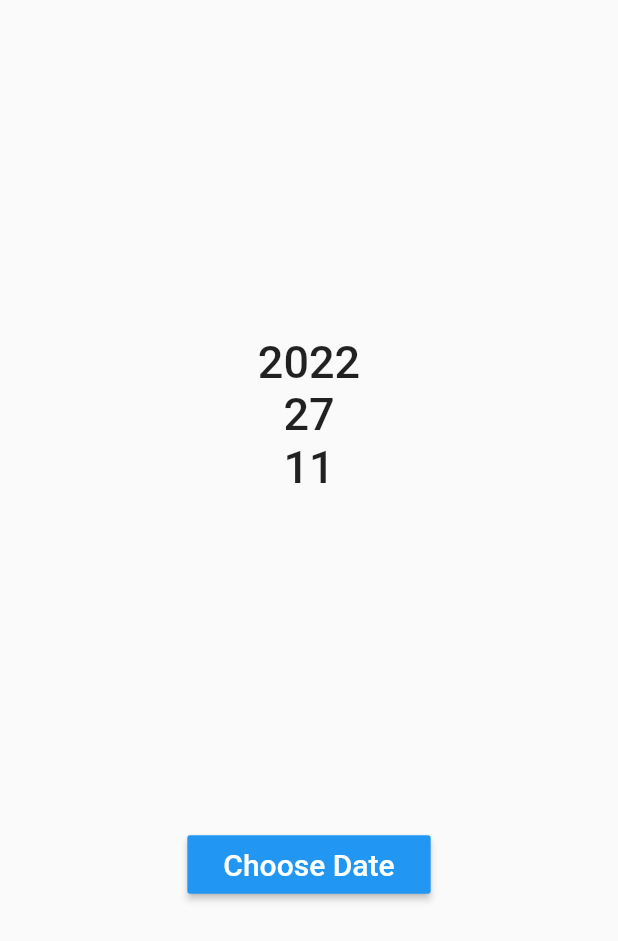
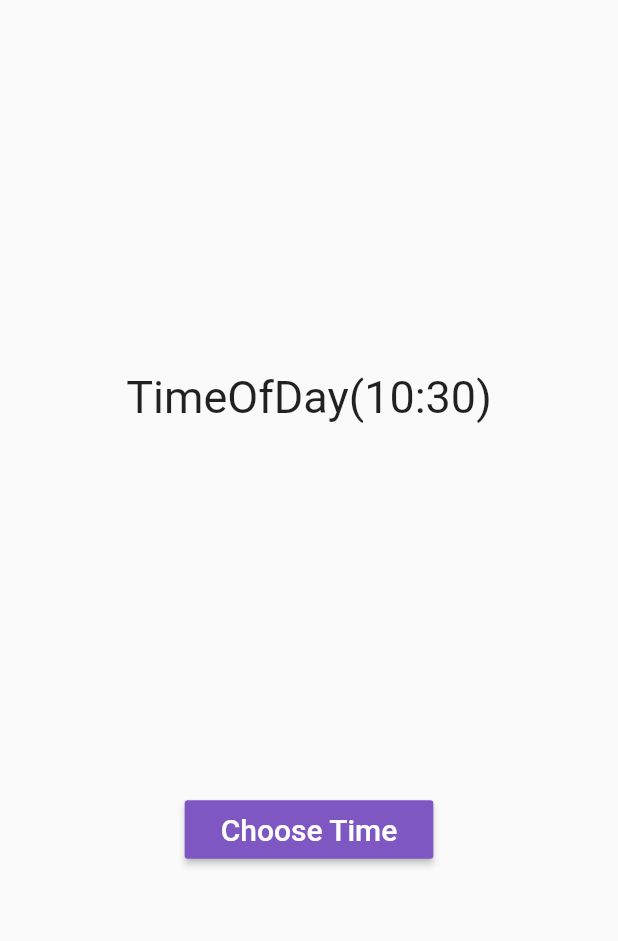
Before and after one commit to thanhlucvip2/flutter-widget-tutorial, a Flutter app: the screen it shows after launch, on a phone screen of 412 x 824 dp. Shown: the top 941 px of the screen. Run offline on Flutter 3.47's test engine with Material 2 defaults, Android fonts, the phone set to English and light mode, and no system bars; our stand-ins replace device_preview; missing offline and left inert: dart:ffi.

Commit message:
time picker

```diff
--- a/lib/main.dart
+++ b/lib/main.dart
@@ -9,6 +9,7 @@ import 'package:flutter_widget_of_the_day/widgets/body/input_form.dart';
 import 'package:flutter_widget_of_the_day/widgets/body/simple_slider.dart';
 import 'package:flutter_widget_of_the_day/widgets/body/stack.dart';
 import 'package:flutter_widget_of_the_day/widgets/body/tiktok_scroll_view.dart';
+import 'package:flutter_widget_of_the_day/widgets/body/time_picker.dart';
 import 'package:flutter_widget_of_the_day/widgets/body/timer.dart';
 
 void main() {
@@ -41,7 +42,7 @@ class MyApp extends StatelessWidget {
           // brightness: Brightness.dark,
           // primarySwatch: Colors.yellow,
           ),
-      home: DatePickerWidget(),
+      home: TimePickerWidget(),
     );
   }
 }
--- /dev/null
+++ b/lib/widgets/body/time_picker.dart
@@ -0,0 +1,59 @@
+import 'package:flutter/material.dart';
+import 'package:flutter/src/widgets/container.dart';
+import 'package:flutter/src/widgets/framework.dart';
+
+class TimePickerWidget extends StatefulWidget {
+  const TimePickerWidget({super.key});
+
+  @override
+  State<TimePickerWidget> createState() => _TimePickerWidgetState();
+}
+
+class _TimePickerWidgetState extends State<TimePickerWidget> {
+  TimeOfDay _timeOfDay = TimeOfDay.now();
+
+  @override
+  Widget build(BuildContext context) {
+    void _showTimePicker() {
+      showTimePicker(
+        context: context,
+        initialTime: TimeOfDay.now(), // khởi tạo time
+      ).then((value) {
+        // hàm được gọi lại khi change time
+        setState(() {
+          _timeOfDay = value!;
+        });
+      });
+    }
+
+    return Scaffold(
+      body: Column(
+        mainAxisAlignment: MainAxisAlignment.spaceEvenly,
+        children: [
+          Text(
+            _timeOfDay.toString(),
+            style: const TextStyle(
+              fontSize: 30,
+            ),
+          ),
+          Center(
+            child: MaterialButton(
+              onPressed: _showTimePicker,
+              color: Colors.deepPurple[400],
+              child: const Padding(
+                padding: EdgeInsets.all(8.0),
+                child: Text(
+                  "Choose Time",
+                  style: TextStyle(
+                    color: Colors.white,
+                    fontSize: 20,
+                  ),
+                ),
+              ),
+            ),
+          ),
+        ],
+      ),
+    );
+  }
+}
```
